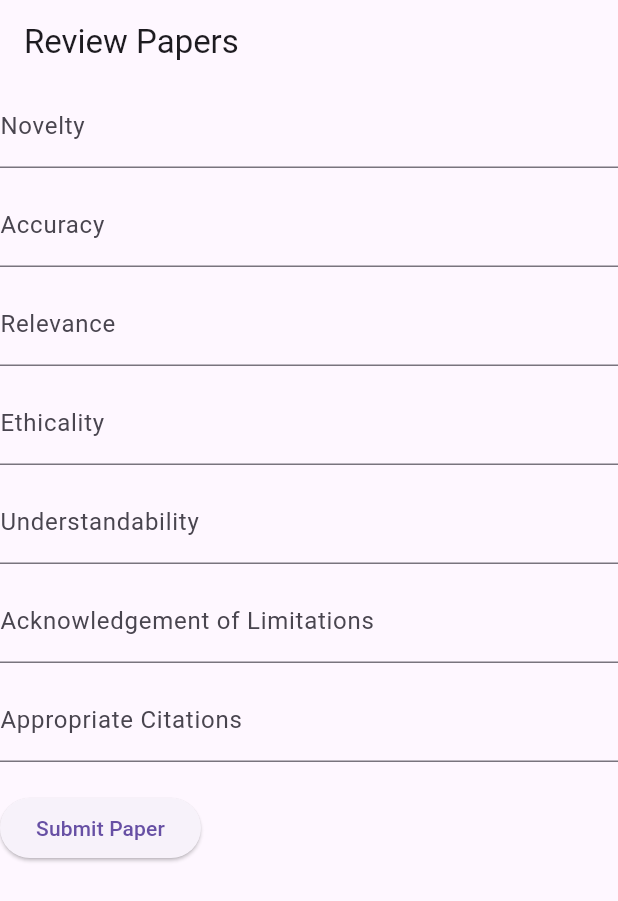
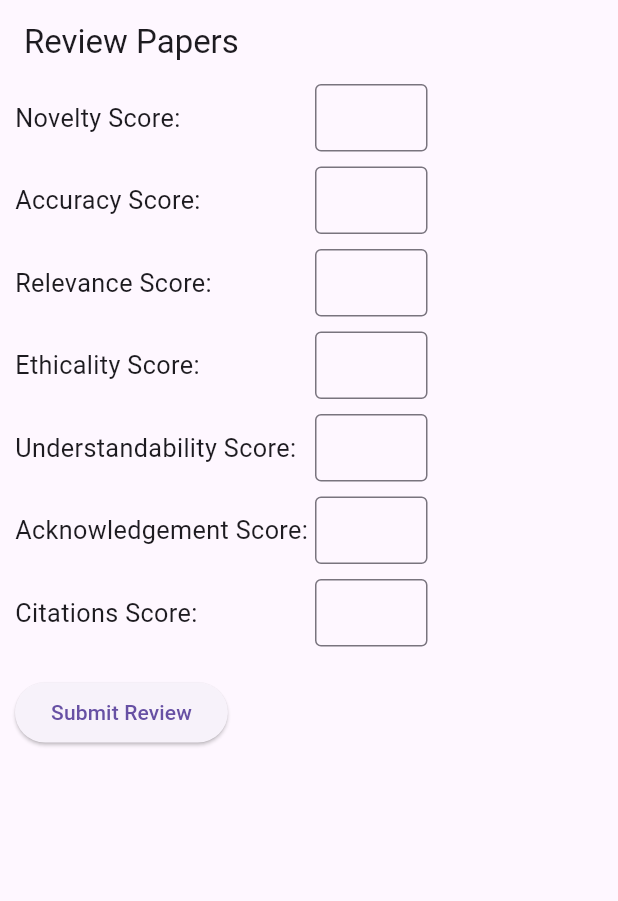
Before and after one commit to Strategists-SWS/OPRS, a Flutter app: the ReviewPage screen opened directly with empty values, on a phone screen of 412 x 824 dp. Shown: the top 901 px of the screen. Run offline on Flutter 3.47's test engine with Material 3 defaults, Android fonts, the light colour scheme and no system bars; our stand-ins replace cloud_firestore, file_picker, firebase_auth, firebase_core, firebase_storage, flutter_login; missing offline and left inert: firebase_ui_auth; accounts and stored records are empty; statements that could not run were skipped.

Commit message:
UI Improved

```diff
--- a/oprs/lib/reviewpaperform.dart
+++ b/oprs/lib/reviewpaperform.dart
@@ -1,6 +1,9 @@
+import 'package:flutter/cupertino.dart';
 import 'package:flutter/material.dart';
 import 'package:cloud_firestore/cloud_firestore.dart';
 import 'package:firebase_auth/firebase_auth.dart';
+import 'package:flutter/services.dart';
+import 'package:flutter/widgets.dart';
 
 class ReviewForm extends StatelessWidget {
   final String url;
@@ -157,75 +160,192 @@ class _ReviewFormPageState extends State<ReviewPage> {
       appBar: AppBar(
         title: const Text('Review Papers'),
       ),
-      body: Column(
+      body: Row(
+        children: [
+          const SizedBox(width: 10,),
+          Column(
             crossAxisAlignment: CrossAxisAlignment.start,
             children: [
-          TextFormField(
+              Row(
+                children: [
+                  const SizedBox(
+                    width: 200,
+                    child: Text("Novelty Score:  ", textScaler:TextScaler.linear(1.2))
+                  ),
+                  SizedBox(
+                    width: 75,
+                    height: 45,
+                    child: TextFormField(
                       keyboardType: TextInputType.number,
+                      textAlignVertical: TextAlignVertical.center,
+                      textAlign: TextAlign.center,
+                      inputFormatters: <TextInputFormatter>[FilteringTextInputFormatter.digitsOnly],
                       controller: noveltyScore,
                       decoration: const InputDecoration(
-              labelText: 'Novelty',
-              border: UnderlineInputBorder(),
+                        border:OutlineInputBorder(),
+                      ),
+                      style: const TextStyle(fontSize: 20),
+
                     ),
                   ),
-          SizedBox(height: 10),
-          TextFormField(
+                ],
+              ),
+              const SizedBox(height: 10),
+              Row(
+                children: [
+                  const SizedBox(
+                    width: 200,
+                    child: Text("Accuracy Score:  ", textScaler:TextScaler.linear(1.2))
+                  ),
+                  SizedBox(
+                    width: 75,
+                    height: 45,
+                    child: TextFormField(
                       keyboardType: TextInputType.number,
+                      textAlignVertical: TextAlignVertical.center,
+                      textAlign: TextAlign.center,
+                      inputFormatters: <TextInputFormatter>[FilteringTextInputFormatter.digitsOnly],
                       controller: accuracyScore,
                       decoration: const InputDecoration(
-              labelText: 'Accuracy',
-              border: UnderlineInputBorder(),
+                        border:OutlineInputBorder(),
+                      ),
+                      style: const TextStyle(fontSize: 20),
+
                     ),
                   ),
-          SizedBox(height: 10),
-          TextFormField(
+                ],
+              ),
+              const SizedBox(height: 10),
+              Row(
+                children: [
+                  const SizedBox(
+                    width: 200,
+                    child: Text("Relevance Score:  ", textScaler:TextScaler.linear(1.2))
+                  ),
+                  SizedBox(
+                    width: 75,
+                    height: 45,
+                    child: TextFormField(
                       keyboardType: TextInputType.number,
+                      textAlignVertical: TextAlignVertical.center,
+                      textAlign: TextAlign.center,
+                      inputFormatters: <TextInputFormatter>[FilteringTextInputFormatter.digitsOnly],
                       controller: relevanceScore,
                       decoration: const InputDecoration(
-              labelText: 'Relevance',
-              border: UnderlineInputBorder(),
+                        border:OutlineInputBorder(),
+                      ),
+                      style: const TextStyle(fontSize: 20),
+
                     ),
                   ),
-          SizedBox(height: 10),
-          TextFormField(
+                ],
+              ),
+              const SizedBox(height: 10),
+              Row(
+                children: [
+                  const SizedBox(
+                    width: 200,
+                    child: Text("Ethicality Score:  ", textScaler:TextScaler.linear(1.2))
+                  ),
+                  SizedBox(
+                    width: 75,
+                    height: 45,
+                    child: TextFormField(
                       keyboardType: TextInputType.number,
+                      textAlignVertical: TextAlignVertical.center,
+                      textAlign: TextAlign.center,
+                      inputFormatters: <TextInputFormatter>[FilteringTextInputFormatter.digitsOnly],
                       controller: ethicalityScore,
                       decoration: const InputDecoration(
-              labelText: 'Ethicality',
-              border: UnderlineInputBorder(),
+                        border:OutlineInputBorder(),
+                      ),
+                      style: const TextStyle(fontSize: 20),
+
                     ),
                   ),
-          SizedBox(height: 10),
-          TextFormField(
+                ],
+              ),
+              const SizedBox(height: 10),
+              Row(
+                children: [
+                  const SizedBox(
+                    width: 200,
+                    child: Text("Understandability Score:  ", textScaler:TextScaler.linear(1.2))
+                  ),
+                  SizedBox(
+                    width: 75,
+                    height: 45,
+                    child: TextFormField(
                       keyboardType: TextInputType.number,
+                      textAlignVertical: TextAlignVertical.center,
+                      textAlign: TextAlign.center,
+                      inputFormatters: <TextInputFormatter>[FilteringTextInputFormatter.digitsOnly],
                       controller: understandabilityScore,
                       decoration: const InputDecoration(
-              labelText: 'Understandability',
-              border: UnderlineInputBorder(),
+                        border:OutlineInputBorder(),
+                      ),
+                      style: const TextStyle(fontSize: 20),
+
                     ),
                   ),
-          SizedBox(height: 10),
-          TextFormField(
+                ],
+              ),
+              const SizedBox(height: 10),
+              Row(
+                children: [
+                  const SizedBox(
+                    width: 200,
+                    child: Text("Acknowledgement Score:  ", textScaler:TextScaler.linear(1.2))
+                  ),
+                  SizedBox(
+                    width: 75,
+                    height: 45,
+                    child: TextFormField(
                       keyboardType: TextInputType.number,
+                      textAlignVertical: TextAlignVertical.center,
+                      textAlign: TextAlign.center,
+                      inputFormatters: <TextInputFormatter>[FilteringTextInputFormatter.digitsOnly],
                       controller: acknowledgementScore,
                       decoration: const InputDecoration(
-              labelText: 'Acknowledgement of Limitations',
-              border: UnderlineInputBorder(),
+                        border:OutlineInputBorder(),
+                      ),
+                      style: const TextStyle(fontSize: 20),
+
                     ),
                   ),
-          SizedBox(height: 10),
-          TextFormField(
+                ],
+              ),
+              const SizedBox(height: 10),
+              Row(
+                children: [
+                  const SizedBox(
+                    width: 200,
+                    child: Text("Citations Score:  ", textScaler:TextScaler.linear(1.2))
+                  ),
+                  SizedBox(
+                    width: 75,
+                    height: 45,
+                    child: TextFormField(
                       keyboardType: TextInputType.number,
+                      textAlignVertical: TextAlignVertical.center,
+                      textAlign: TextAlign.center,
+                      inputFormatters: <TextInputFormatter>[FilteringTextInputFormatter.digitsOnly],
                       controller: citationsScore,
                       decoration: const InputDecoration(
-              labelText: 'Appropriate Citations',
-              border: UnderlineInputBorder(),
+                        border:OutlineInputBorder(),
+                      ),
+                      style: const TextStyle(fontSize: 20),
+
                     ),
                   ),
-          SizedBox(height: 20),
+                ],
+              ),
+              const SizedBox(height: 20),
               ElevatedButton(
                 onPressed: () => _reviewPaper(context),
-            child: const Text('Submit Paper'),
+                child: const Text('Submit Review'),
+              ),
+            ],
           ),
         ],
       ),
```
Lines whose indentation alone changed are shown as unchanged.
